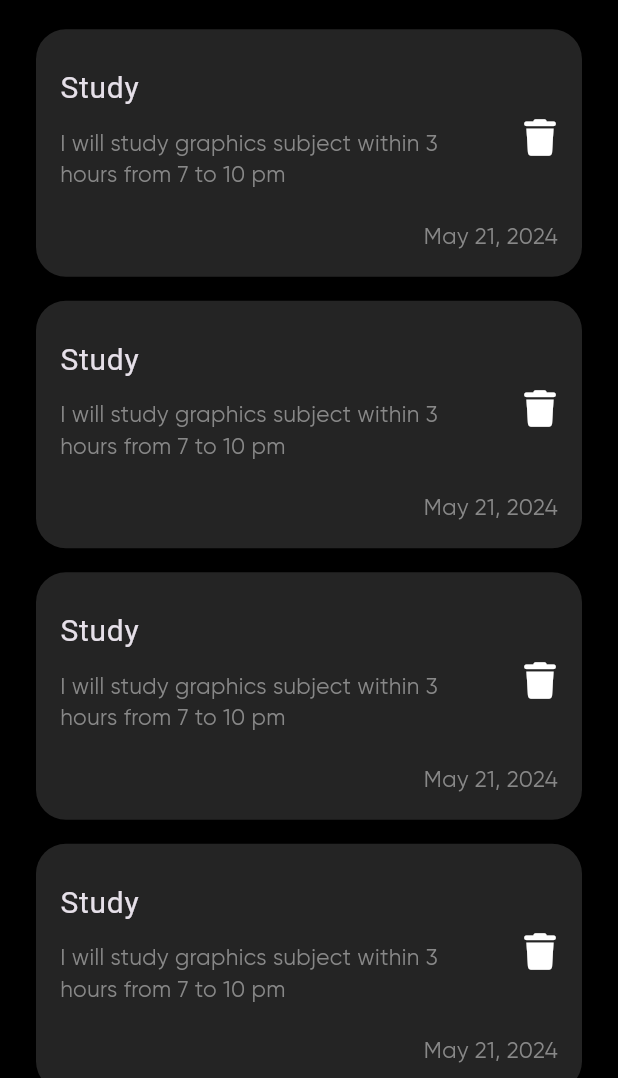
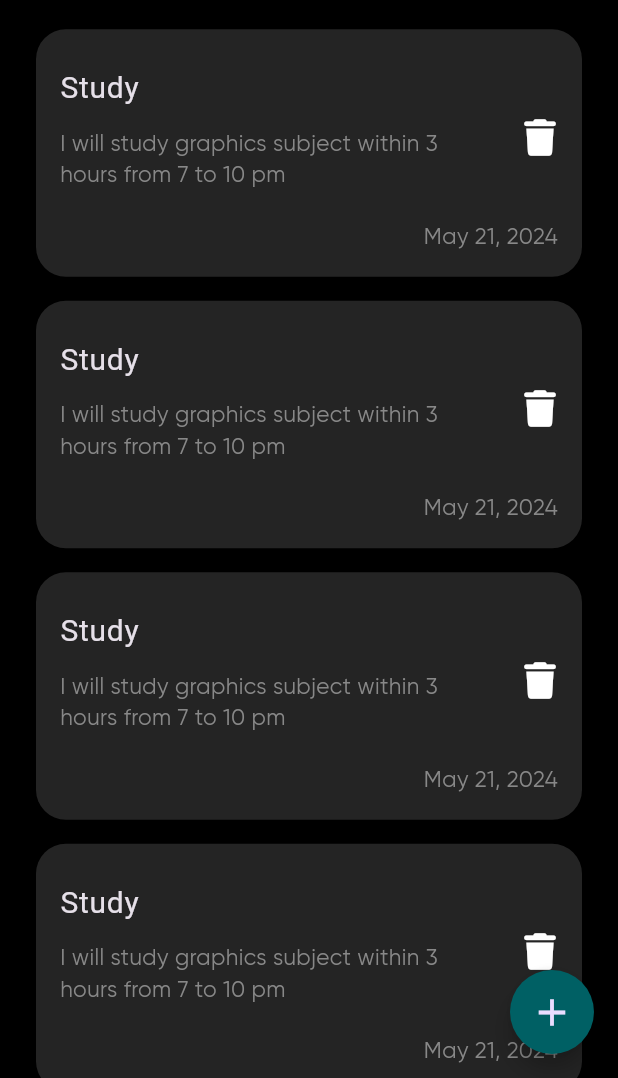
Before and after one commit to amirat737/notes_app, a Flutter app: the screen it shows after launch, on a phone screen of 412 x 824 dp, the part 158-1236 px from its top. Run offline on Flutter 3.47's test engine with Material 3 defaults, Android fonts, the phone set to English and light mode, and no system bars; our stand-ins replace font_awesome_flutter.

Commit message:
build: add note widget

```diff
--- a/lib/main.dart
+++ b/lib/main.dart
@@ -1,4 +1,5 @@
 import 'package:flutter/material.dart';
+import 'package:notes/constants.dart';
 import 'package:notes/views/home_view.dart';
 
 void main() {
@@ -14,7 +15,7 @@ class NotesApp extends StatelessWidget {
       debugShowCheckedModeBanner: false,
       theme: ThemeData(
         brightness: Brightness.dark,
-        scaffoldBackgroundColor: const Color(0xff000000),
+        scaffoldBackgroundColor: black,
         textTheme: const TextTheme(
           bodyMedium: TextStyle(
             fontFamily: 'Gilroy-Regular',
--- a/lib/views/home_view.dart
+++ b/lib/views/home_view.dart
@@ -1,4 +1,6 @@
 import 'package:flutter/material.dart';
+import 'package:notes/constants.dart';
+import 'package:notes/widgets/add_note_widget.dart';
 import 'package:notes/widgets/note_widget.dart';
 import 'package:notes/widgets/search_widget.dart';
 
@@ -8,6 +10,22 @@ class HomeView extends StatelessWidget {
   @override
   Widget build(BuildContext context) {
     return Scaffold(
+      floatingActionButton: FloatingActionButton(
+        backgroundColor: cyan,
+        onPressed: () {
+          showModalBottomSheet(
+            backgroundColor:grey24,
+              context: context,
+              builder: (context) {
+                return const AddNoteWidget();
+              });
+        },
+        shape: const CircleBorder(),
+        child: const Icon(
+          Icons.add,
+          size: 30,
+        ),
+      ),
       body: Padding(
         padding: const EdgeInsets.symmetric(horizontal: 24),
         child: Column(
@@ -16,10 +34,9 @@ class HomeView extends StatelessWidget {
               height: 50,
             ),
             const SearchWidget(),
-            // NoteWidget()
             Expanded(
               child: ListView.builder(
-                padding: const EdgeInsets.only(top: 0),
+                padding: EdgeInsets.zero,
                 itemBuilder: ((context, index) {
                   return const NoteWidget();
                 }),
--- a/lib/widgets/note_widget.dart
+++ b/lib/widgets/note_widget.dart
@@ -1,5 +1,6 @@
 import 'package:flutter/material.dart';
 import 'package:font_awesome_flutter/font_awesome_flutter.dart';
+import 'package:notes/constants.dart';
 
 class NoteWidget extends StatelessWidget {
   const NoteWidget({super.key});
@@ -10,7 +11,7 @@ class NoteWidget extends StatelessWidget {
       margin: const EdgeInsets.only(top: 16),
       padding: const EdgeInsets.all(16),
       decoration: const BoxDecoration(
-        color: Color(0xff242424),
+        color: grey24,
         borderRadius: BorderRadius.all(Radius.circular(20)),
       ),
       child: const Column(
@@ -27,19 +28,19 @@ class NoteWidget extends StatelessWidget {
               child: Text(
                 'I will study graphics subject within 3 hours from 7 to 10 pm',
                 style: TextStyle(
-                  color: Color(0xff888888),
+                  color: grey8,
                   fontSize: 15,
                 ),
               ),
             ),
             trailing: Icon(
               FontAwesomeIcons.trash,
-              color: Color(0xffffffff),
+              color: white,
             ),
           ),
           Text(
             'May 21, 2024',
-            style: TextStyle(color: Color(0xff888888), fontSize: 15),
+            style: TextStyle(color: grey8, fontSize: 15),
           ),
         ],
       ),
--- a/lib/widgets/search_widget.dart
+++ b/lib/widgets/search_widget.dart
@@ -1,4 +1,5 @@
 import 'package:flutter/material.dart';
+import 'package:notes/constants.dart';
 
 class SearchWidget extends StatelessWidget {
   const SearchWidget({super.key});
@@ -10,7 +11,7 @@ class SearchWidget extends StatelessWidget {
       height: screenWidth / 7,
       child: Card(
         shape: RoundedRectangleBorder(borderRadius: BorderRadius.circular(30)),
-        color: const Color(0xff242424),
+        color: grey24,
         child: Padding(
           padding: const EdgeInsets.only(left: 10),
           child: TextField(
@@ -20,12 +21,12 @@ class SearchWidget extends StatelessWidget {
             decoration: InputDecoration(
               contentPadding: const EdgeInsets.only(top: 9),
               hintStyle: const TextStyle(
-                color: Color(0xff888888),
+                color: grey8,
               ),
               hintText: 'Search notes',
               prefixIcon: Icon(
                 Icons.search,
-                color: const Color(0xff888888),
+                color: grey8,
                 size: screenWidth / 15,
               ),
               border: InputBorder.none,
```
Also changed, not shown: lib/widgets/add_note_widget.dart (added, +31 -0 lines), lib/widgets/text_field_widget.dart (added, +28 -0 lines).
